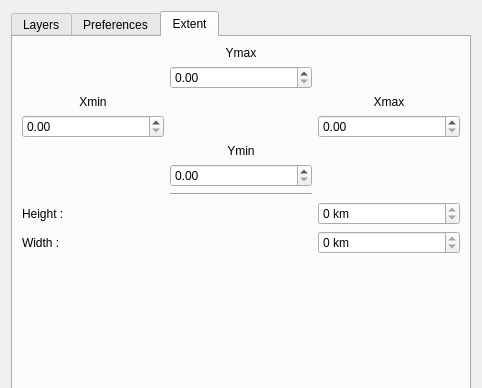
Above: ui_vizitown.ui from vongoethe/vizitown_plugin before the change; both pictures show x 0 to 482 and y 0 to 388 of the 482 by 555 pixel window. Below: the same form after it.
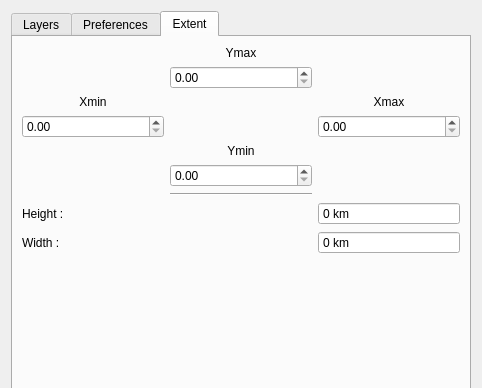
That is the form after the change. The open tabs and pages were chosen to show the change. Icons and pictures are not drawn.

Commit message: Weight et height aren't alterable

```diff
--- a/ui_vizitown.ui
+++ b/ui_vizitown.ui
@@ -212,6 +212,9 @@
          <property name="readOnly">
           <bool>true</bool>
          </property>
+         <property name="buttonSymbols">
+          <enum>QAbstractSpinBox::NoButtons</enum>
+         </property>
          <property name="suffix">
           <string> km</string>
          </property>
@@ -258,6 +261,9 @@
          <property name="readOnly">
           <bool>true</bool>
          </property>
+         <property name="buttonSymbols">
+          <enum>QAbstractSpinBox::NoButtons</enum>
+         </property>
          <property name="suffix">
           <string> km</string>
          </property>
```
The commit also changes 1 other file.
